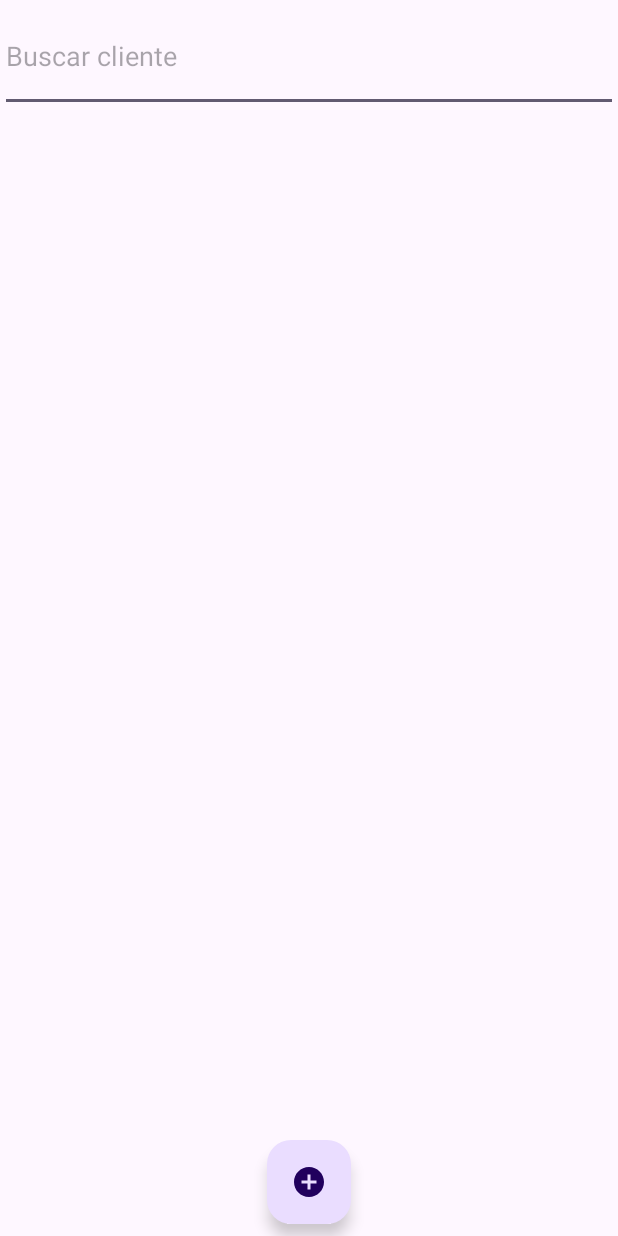
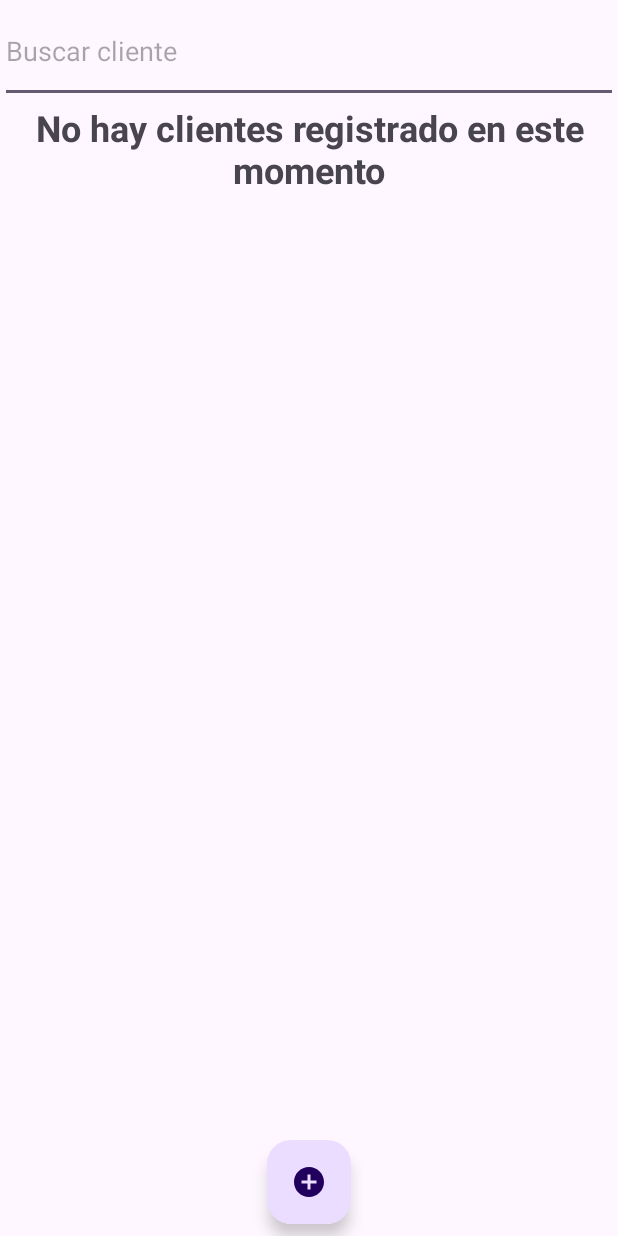
Before and after one commit to CV5/ControldeClienteOriontek, an Android app: the screen it shows after launch (MainActivity), on a phone screen of 412 x 824 dp. Run offline under Robolectric (Android 15) with nearby library versions, the phone set to English and light mode, and no system bars; our stand-ins replace Room's generated code.

```diff
--- a/app/src/main/java/com/cv5/controldecliente/MainActivity.kt
+++ b/app/src/main/java/com/cv5/controldecliente/MainActivity.kt
@@ -3,6 +3,7 @@ package com.cv5.controldecliente
 import android.content.Intent
 import androidx.appcompat.app.AppCompatActivity
 import android.os.Bundle
+import android.view.View
 import androidx.lifecycle.Observer
 import androidx.lifecycle.ViewModel
 import androidx.lifecycle.ViewModelProvider
@@ -21,24 +22,22 @@ class MainActivity : AppCompatActivity() {
         binding = ActivityMainBinding.inflate(layoutInflater)
         setContentView(binding.root)
         viewModel = ViewModelProvider(this).get()
-
         viewModel.iniciar()
-
         binding.miRecycler.apply {
             layoutManager = LinearLayoutManager(applicationContext)
         }
-
         viewModel.clienteLista.observe(this, Observer {
-            binding.miRecycler.adapter  = ClientesAdapter(it)
+            binding.miRecycler.adapter = ClientesAdapter(it)
+            if (it.isEmpty()) {
+                binding.tvNoCliente.visibility = View.VISIBLE
+            } else {
+                binding.tvNoCliente.visibility = View.GONE
+            }
         })
-
-
         binding.btnFormularioActivity.setOnClickListener {
-            val intent = Intent(this,FormularioActivity::class.java)
-            intent.putExtra(Constantes.OPERATION_KEY,Constantes.OPERATION_INSERTAR)
+            val intent = Intent(this, FormularioActivity::class.java)
+            intent.putExtra(Constantes.OPERATION_KEY, Constantes.OPERATION_INSERTAR)
             startActivity(intent)
         }
-
-
     }
 }
--- a/app/src/main/java/com/cv5/controldecliente/config/Constantes.kt
+++ b/app/src/main/java/com/cv5/controldecliente/config/Constantes.kt
@@ -2,9 +2,10 @@ package com.cv5.controldecliente.config
 
 object Constantes {
 
+    val ID_CLIENTE_KEY = "ID_CLIENTE_KEY"
     val OPERATION_KEY = "OPERATION_KEY"
     val OPERATION_INSERTAR = "INSERTAR"
-    val OPERATION_EDITAR = "INSERTAR"
+    val OPERATION_EDITAR = "EDITAR"
 
 
 }
--- a/app/src/main/java/com/cv5/controldecliente/dao/ClienteDao.kt
+++ b/app/src/main/java/com/cv5/controldecliente/dao/ClienteDao.kt
@@ -12,6 +12,9 @@ interface ClienteDao {
     //Query para obtener todos los clientes de la base de datos
     @Query("select * from Cliente")
     suspend fun obtenerTodos():List<Cliente>
+
+    @Query("select * from Cliente where idCliente =:id")
+    suspend fun obtenerClientePorID(id:Long):Cliente
     //el Insert para insertar los datos a la tabla, toma una lista por parametros
     //y retorna un long que son las llaves de cada una de las introcciones.
     @Insert
@@ -21,5 +24,9 @@ interface ClienteDao {
     @Update suspend fun actualizarCliente(cliente:Cliente)
     //funciòn para borrar, recibe una instancia del objeto cliente
     // y devuelve un objeto especificando cuantas registro que fueron borradas
-    @Delete suspend fun borrarCliente(cliente:Cliente)
+    @Delete suspend fun borrarCliente(cliente:Cliente): Int
+
+
+    @Query("DELETE FROM cliente WHERE idCliente = :clienteId")
+    suspend fun borrarClientePorId(clienteId:Long): Int
 }
--- a/app/src/main/java/com/cv5/controldecliente/dao/DireccionesDao.kt
+++ b/app/src/main/java/com/cv5/controldecliente/dao/DireccionesDao.kt
@@ -10,8 +10,9 @@ import com.cv5.controldecliente.models.Direccion
 
 @Dao
 interface DireccionesDao {
-    @Query("select * from Direccion")
-    suspend fun obtenerTodas():List<Direccion>
+    @Query("select * from Direccion where idCliente = :id")
+    suspend fun obtenerTodas(id:Long):List<Direccion>
+
 
     @Insert
     suspend fun insertarDireccion(direccion: List<Direccion>):List<Long>
@@ -19,6 +20,6 @@ interface DireccionesDao {
     @Update
     suspend fun actualizarDireccion(direccion: Direccion)
 
-    @Delete
-    suspend fun borrarDireccion(direccion: Direccion)
+    @Query("DELETE FROM Direccion WHERE idCliente = :clienteId")
+    suspend fun borrarDireccion(clienteId:Long):Int
 }
--- a/app/src/main/java/com/cv5/controldecliente/models/Cliente.kt
+++ b/app/src/main/java/com/cv5/controldecliente/models/Cliente.kt
@@ -7,7 +7,7 @@ import androidx.room.PrimaryKey
 @Entity
 data class Cliente (
     @PrimaryKey(autoGenerate = true)
-    val idEmpleado:Long,
+    val idCliente:Long,
     var nombre:String,
     var apellido:String,
     var email:String
--- a/app/src/main/res/layout/activity_main.xml
+++ b/app/src/main/res/layout/activity_main.xml
@@ -18,6 +18,18 @@
         android:importantForAutofill="no" />
 
 
+    <TextView
+        android:id="@+id/tvNoCliente"
+        android:text="@string/no_hay_clientes_registrado_msj"
+        android:layout_width="match_parent"
+        android:layout_gravity="center"
+        android:textSize="24sp"
+        android:gravity="center"
+        android:textStyle="bold"
+        android:visibility="gone"
+        android:layout_height="wrap_content"/>
+
+
     <androidx.recyclerview.widget.RecyclerView
         android:id="@+id/miRecycler"
         android:layout_width="match_parent"
--- a/app/src/main/res/values/strings.xml
+++ b/app/src/main/res/values/strings.xml
@@ -5,7 +5,10 @@
     <string name="nombre">Nombre</string>
     <string name="apellido">Apellido</string>
     <string name="agregar_direci_n">Agregar otra direción</string>
-    <string name="guardar_cliente">Guardar Cliente</string>
+    <string name="guardar_cliente">Guardar</string>
     <string name="direcci_n">Dirección</string>
     <string name="email">email</string>
+    <string name="borrar">borrar</string>
+    <string name="actualizar">actualizar</string>
+    <string name="no_hay_clientes_registrado_msj">No hay clientes registrado en este momento</string>
 </resources>
```
Also changed, not shown: app/src/main/java/com/cv5/controldecliente/FormularioActivity.kt (+19 -6 lines), app/src/main/java/com/cv5/controldecliente/adaptadores/ClientesAdapter.kt (+16 -1 lines), app/src/main/java/com/cv5/controldecliente/viewModel/FormularioViewModel.kt (+38 -7 lines), app/src/main/res/layout/activity_formulario.xml (+46 -16 lines), app/src/main/res/layout/cliente_item_list.xml (+8 -1 lines).
